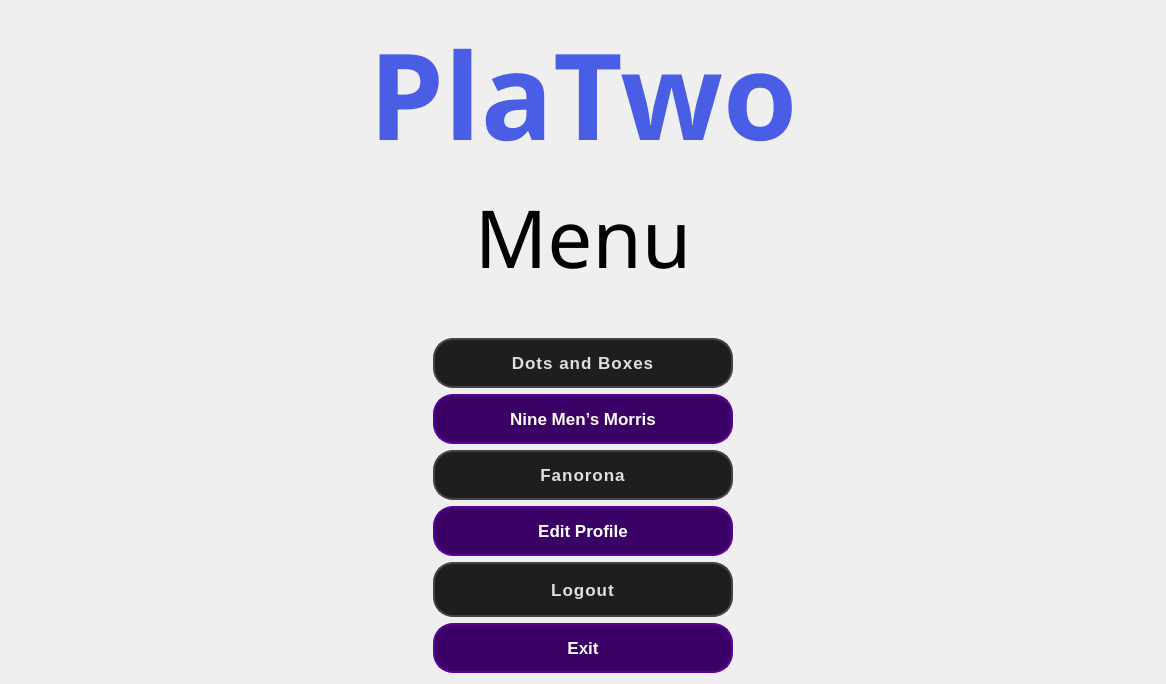
Before: the Qt Designer form UI/Menu/main_menu.ui in PlaTwo-project/PlaTwo, drawn with Qt 5.
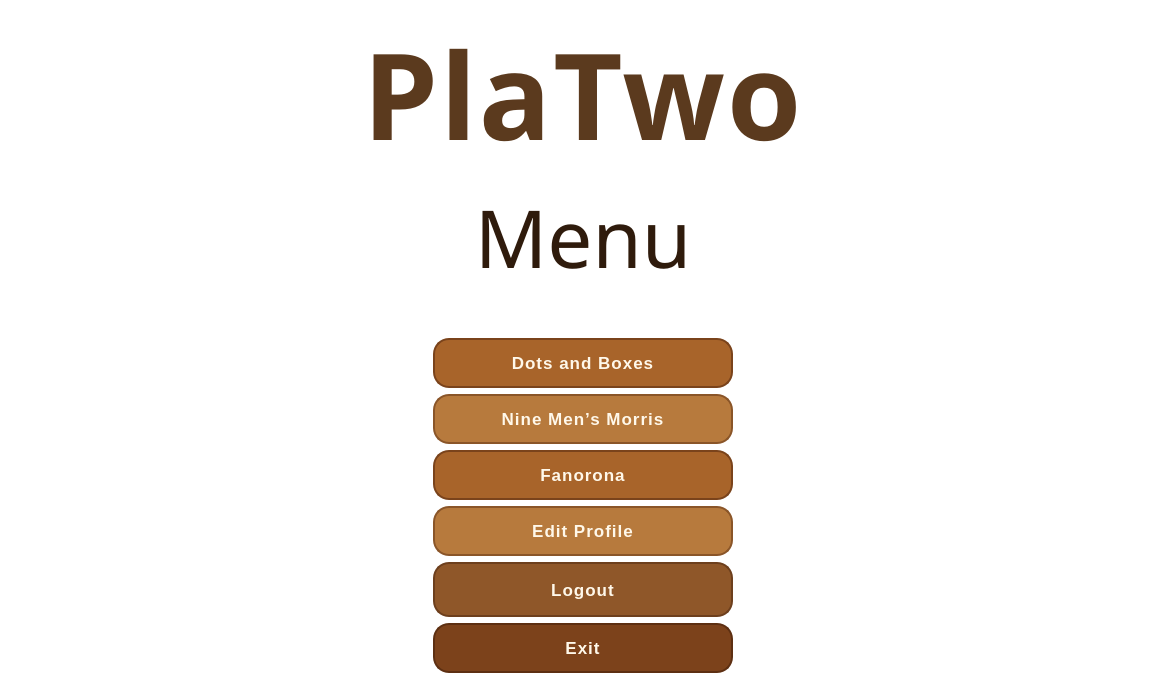
After: the same form once the commit is applied.

The edit to the form file:
```diff
--- a/UI/Menu/main_menu.ui
+++ b/UI/Menu/main_menu.ui
@@ -14,12 +14,27 @@
    <string>Form</string>
   </property>
   <property name="styleSheet">
-   <string notr="true">QMessageBox QPushButton {
-    background-color: white;
-    color: black;
-    border: 1px solid #0078d7;
-    padding: 5px 12px;
-    border-radius: 4px;
+   <string notr="true">QWidget#MainMenu {
+    background: transparent;
+}
+
+QMessageBox {
+    background-color: #F7E7C6;
+    color: #3B2414;
+}
+
+QMessageBox QLabel {
+    color: #3B2414;
+    font-size: 10pt;
+}
+
+QMessageBox QPushButton {
+    background-color: #B77A3D;
+    color: #FFF8EA;
+    border: 1px solid #8A5528;
+    border-radius: 7px;
+    padding: 6px 16px;
+    font-weight: bold;
 }
 
 QMessageBox QPushButton:hover {
@@ -80,10 +95,10 @@
        </property>
        <property name="styleSheet">
         <string notr="true">QPushButton {
-    background-color: #1e1e1e;
-    color: #e0e0e0;
-    border: 2px solid #444;
-    border-radius: 20px;
+    background-color: #A8642A;
+    color: #FFF8EA;
+    border: 2px solid #7A431B;
+    border-radius: 16px;
     padding: 12px 20px;
     font-size: 17px;
     font-weight: bold;
@@ -125,13 +140,14 @@
        </property>
        <property name="styleSheet">
         <string notr="true">QPushButton {
-    background-color: #3b0066;
-    color: #ffffff;
-    border: 2px solid #5e0099;
-    border-radius: 20px;
+    background-color: #B77A3D;
+    color: #FFF8EA;
+    border: 2px solid #8A5528;
+    border-radius: 16px;
     padding: 12px 20px;
     font-size: 17px;
     font-weight: bold;
+    letter-spacing: 1px;
 }
 
 QPushButton:hover {
@@ -168,10 +184,10 @@
        </property>
        <property name="styleSheet">
         <string notr="true">QPushButton {
-    background-color: #1e1e1e;
-    color: #e0e0e0;
-    border: 2px solid #444;
-    border-radius: 20px;
+    background-color: #A8642A;
+    color: #FFF8EA;
+    border: 2px solid #7A431B;
+    border-radius: 16px;
     padding: 12px 20px;
     font-size: 17px;
     font-weight: bold;
@@ -213,13 +229,14 @@
        </property>
        <property name="styleSheet">
         <string notr="true">QPushButton {
-    background-color: #3b0066;
-    color: #ffffff;
-    border: 2px solid #5e0099;
-    border-radius: 20px;
+    background-color: #B77A3D;
+    color: #FFF8EA;
+    border: 2px solid #8A5528;
+    border-radius: 16px;
     padding: 12px 20px;
     font-size: 17px;
     font-weight: bold;
+    letter-spacing: 1px;
 }
 
 QPushButton:hover {
@@ -256,10 +273,10 @@
        </property>
        <property name="styleSheet">
         <string notr="true">QPushButton {
-    background-color: #1e1e1e;
-    color: #e0e0e0;
-    border: 2px solid #444;
-    border-radius: 20px;
+    background-color: #8F5729;
+    color: #FFF8EA;
+    border: 2px solid #6D3F1D;
+    border-radius: 16px;
     padding: 12px 20px;
     font-size: 17px;
     font-weight: bold;
@@ -301,13 +318,14 @@
        </property>
        <property name="styleSheet">
         <string notr="true">QPushButton {
-    background-color: #3b0066;
-    color: #ffffff;
-    border: 2px solid #5e0099;
-    border-radius: 20px;
+    background-color: #7C421B;
+    color: #FFF8EA;
+    border: 2px solid #5D2F12;
+    border-radius: 16px;
     padding: 12px 20px;
     font-size: 17px;
     font-weight: bold;
+    letter-spacing: 1px;
 }
 
 QPushButton:hover {
@@ -340,7 +358,11 @@
       </font>
      </property>
      <property name="styleSheet">
-      <string notr="true">color: #000000;</string>
+      <string notr="true">QLabel {
+    color: #2F1B0C;
+    background: transparent;
+}
+</string>
      </property>
      <property name="text">
       <string>Menu</string>
@@ -360,7 +382,12 @@
       </font>
      </property>
      <property name="styleSheet">
-      <string notr="true">color: #495ee4;</string>
+      <string notr="true">QLabel {
+    color: #5B3A1E;
+    background: transparent;
+    letter-spacing: 2px;
+}
+</string>
      </property>
      <property name="text">
       <string>PlaTwo</string>
```
Left out of the diff: 73 changed lines with no effect on the pictures.
